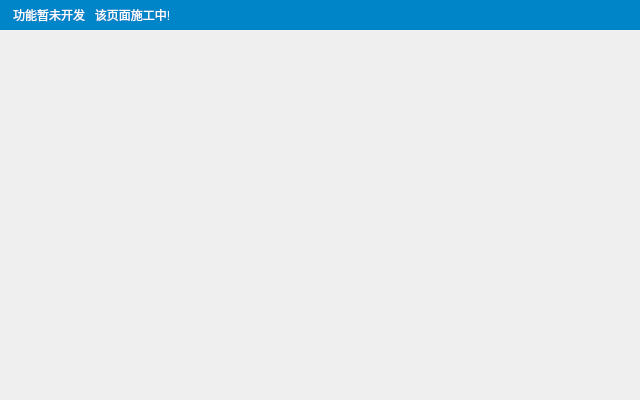
First picture: the form in workWidget_settings.ui, repository MucheXD/CloudMusicDownloader, before the edit.
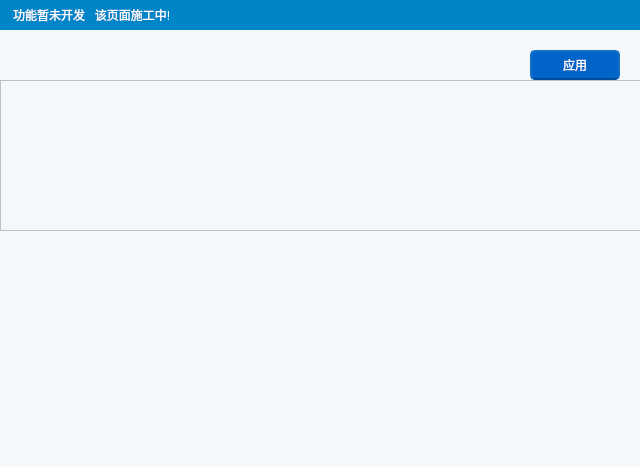
Second picture: the form after the edit.

```diff
--- a/workWidget_settings.ui
+++ b/workWidget_settings.ui
@@ -7,12 +7,16 @@
     <x>0</x>
     <y>0</y>
     <width>640</width>
-    <height>400</height>
+    <height>467</height>
    </rect>
   </property>
   <property name="windowTitle">
    <string>Form</string>
   </property>
+  <property name="styleSheet">
+   <string notr="true">background-color: #f5f8fa;
+font: 10pt &quot;微软雅黑&quot;;</string>
+  </property>
   <widget class="QLabel" name="text_title">
    <property name="geometry">
     <rect>
@@ -32,6 +36,86 @@
     <string>功能暂未开发   该页面施工中!</string>
    </property>
   </widget>
+  <widget class="QWidget" name="widget_settingsContentArea" native="true">
+   <property name="geometry">
+    <rect>
+     <x>0</x>
+     <y>80</y>
+     <width>641</width>
+     <height>151</height>
+    </rect>
+   </property>
+   <layout class="QGridLayout" name="gridLayout">
+    <item row="0" column="0">
+     <widget class="QScrollArea" name="settingsArea">
+      <property name="widgetResizable">
+       <bool>true</bool>
+      </property>
+      <widget class="QWidget" name="settingsAreaContents">
+       <property name="geometry">
+        <rect>
+         <x>0</x>
+         <y>0</y>
+         <width>621</width>
+         <height>131</height>
+        </rect>
+       </property>
+      </widget>
+     </widget>
+    </item>
+   </layout>
+  </widget>
+  <widget class="QPushButton" name="btn_apply">
+   <property name="enabled">
+    <bool>true</bool>
+   </property>
+   <property name="geometry">
+    <rect>
+     <x>530</x>
+     <y>50</y>
+     <width>90</width>
+     <height>30</height>
+    </rect>
+   </property>
+   <property name="styleSheet">
+    <string notr="true">QPushButton 
+{
+	color: #ffffff;
+	background-color: #0064c8;
+	border-width: 2px;
+	border-color: #146ec8;
+	border-bottom-color: #004b96;
+	border-style: solid;
+	border-radius: 5px;
+}
+
+QPushButton:disabled 
+{
+	background-color: #c8c8c8;
+	border-color: #c8c8c8;
+}
+
+QPushButton:hover
+{
+	background-color: #146ec8;
+	border-width: 2px;
+	border-color: #2778c8;
+	border-bottom-color: #004b96;
+	border-style: solid;
+	border-radius: 5px;
+}
+
+QPushButton:pressed 
+{
+	background-color: #2778c8;
+	border-color: #2778c8;
+	border-bottom-color: #0064c8;
+}</string>
+   </property>
+   <property name="text">
+    <string>应用</string>
+   </property>
+  </widget>
  </widget>
  <resources/>
  <connections/>
```
